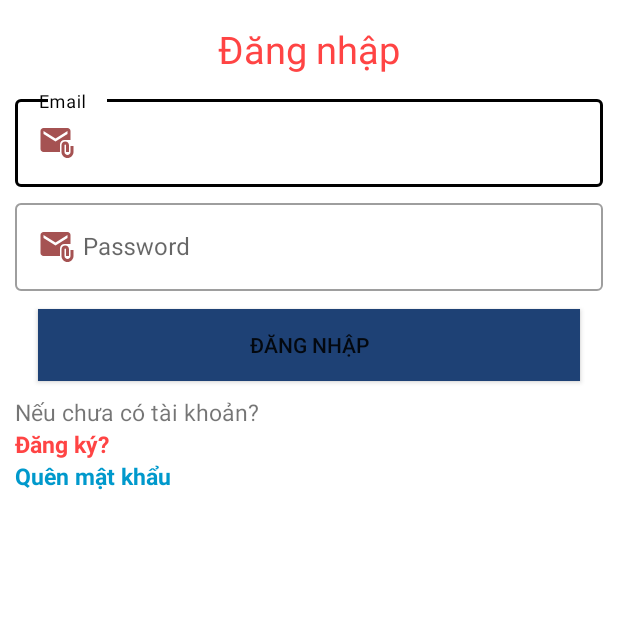
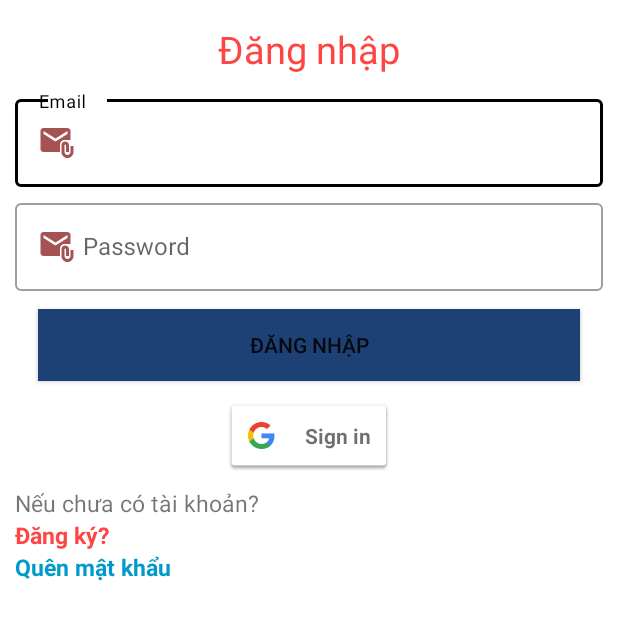
Before and after one commit to DuyTran242/ProjectMobileApp, an Android app: the DangNhapActivity screen opened directly, with no data from a screen before it, on a phone screen of 412 x 824 dp. Shown: the top 620 px of the screen. Run offline under Robolectric (Android 15) with nearby library versions, the light colour scheme and no system bars; our stand-ins replace Firebase (no records; nobody signed in at launch, a user with empty details on screens opened directly), RxJava; libraries missing offline, so code that uses them is left out: hu.akarnokd.rxjava3, io.paperdb; 5 statements that could not run were skipped.

Commit message:
dangnhap/dangki google

```diff
--- a/app/build.gradle.kts
+++ b/app/build.gradle.kts
@@ -94,4 +94,6 @@ dependencies {
     // Java Mail API
     implementation("com.sun.mail:android-mail:1.6.7")
     implementation("com.sun.mail:android-activation:1.6.7")
+    implementation("com.google.android.gms:play-services-auth:21.0.0")
+
 }
--- a/app/src/main/java/com/example/lab2/activity/DangNhapActivity.java
+++ b/app/src/main/java/com/example/lab2/activity/DangNhapActivity.java
@@ -2,7 +2,6 @@ package com.example.lab2.activity;
 
 import android.content.Intent;
 import android.os.Bundle;
-import android.os.Handler;
 import android.text.TextUtils;
 import android.view.View;
 import android.widget.EditText;
@@ -10,7 +9,6 @@ import android.widget.TextView;
 import android.widget.Toast;
 
 import androidx.activity.EdgeToEdge;
-import androidx.annotation.NonNull;
 import androidx.appcompat.app.AppCompatActivity;
 import androidx.appcompat.widget.AppCompatButton;
 import androidx.core.graphics.Insets;
@@ -21,11 +19,16 @@ import com.example.lab2.R;
 import com.example.lab2.retrofit.ApiBanHang;
 import com.example.lab2.retrofit.RetrofitClient;
 import com.example.lab2.utils.Utils;
-import com.google.android.gms.tasks.OnCompleteListener;
-import com.google.android.gms.tasks.Task;
-import com.google.firebase.auth.AuthResult;
+import com.google.android.gms.auth.api.identity.BeginSignInRequest;
+import com.google.android.gms.auth.api.identity.Identity;
+import com.google.android.gms.auth.api.identity.SignInClient;
+import com.google.android.gms.auth.api.identity.SignInCredential;
+import com.google.android.gms.common.SignInButton;
+import com.google.android.gms.common.api.ApiException;
+import com.google.firebase.auth.AuthCredential;
 import com.google.firebase.auth.FirebaseAuth;
 import com.google.firebase.auth.FirebaseUser;
+import com.google.firebase.auth.GoogleAuthProvider;
 
 import io.paperdb.Paper;
 import io.reactivex.rxjava3.android.schedulers.AndroidSchedulers;
@@ -33,7 +36,8 @@ import io.reactivex.rxjava3.disposables.CompositeDisposable;
 import io.reactivex.rxjava3.schedulers.Schedulers;
 
 public class DangNhapActivity extends AppCompatActivity {
-    TextView txtdangki , txtresetpass;
+
+    TextView txtdangki, txtresetpass;
     EditText email_txt, pass_txt;
     AppCompatButton btndangnhap;
     ApiBanHang apiBanHang;
@@ -42,134 +46,167 @@ public class DangNhapActivity extends AppCompatActivity {
     FirebaseAuth firebaseAuth;
     FirebaseUser user;
 
+    private SignInClient oneTapClient;
+    private BeginSignInRequest signInRequest;
+    private static final int REQ_ONE_TAP = 2;
+
     @Override
     protected void onCreate(Bundle savedInstanceState) {
         super.onCreate(savedInstanceState);
         EdgeToEdge.enable(this);
         setContentView(R.layout.activity_dang_nhap);
+
         ViewCompat.setOnApplyWindowInsetsListener(findViewById(R.id.main), (v, insets) -> {
             Insets systemBars = insets.getInsets(WindowInsetsCompat.Type.systemBars());
             v.setPadding(systemBars.left, systemBars.top, systemBars.right, systemBars.bottom);
             return insets;
         });
+
         initView();
         initControl();
-        Paper.book().destroy(); // xóa toàn bộ dữ liệu lưu trước đó
+        Paper.book().destroy(); // Xoá dữ liệu cũ (nếu có)
 
+        // Khởi tạo Google Sign-In
+        oneTapClient = Identity.getSignInClient(this);
+        signInRequest = BeginSignInRequest.builder()
+                .setGoogleIdTokenRequestOptions(
+                        BeginSignInRequest.GoogleIdTokenRequestOptions.builder()
+                                .setSupported(true)
+                                .setServerClientId(getString(R.string.default_web_client_id))
+                                .setFilterByAuthorizedAccounts(false)
+                                .build())
+                .setAutoSelectEnabled(true)
+                .build();
     }
 
-    private void initControl() {
-        txtdangki.setOnClickListener(new View.OnClickListener() {
-            @Override
-            public void onClick(View v) {
-                Intent intent = new Intent(getApplicationContext(), DangKyActivity.class);
-                startActivity(intent);
-            }
-        });
-        txtresetpass.setOnClickListener(new View.OnClickListener() {
-            @Override
-            public void onClick(View v) {
-                Intent resetPass = new Intent(getApplicationContext(), ResetPassActivity.class);
-                startActivity(resetPass);
-            }
-        });
-        btndangnhap.setOnClickListener(new View.OnClickListener() {
-            @Override
-            public void onClick(View v) {
-                String str_email = email_txt.getText().toString();
-                System.out.println(str_email);
-                String str_pass = pass_txt.getText().toString();
-                if (TextUtils.isEmpty(str_email)) {
-                    Toast.makeText(getApplicationContext(), "Bạn chưa nhập email 2", Toast.LENGTH_LONG).show();
-                } else if (TextUtils.isEmpty(str_pass)) {
-                    Toast.makeText(getApplicationContext(), "Bạn chưa nhập pass", Toast.LENGTH_LONG).show();
-                } else {
-                    Paper.book().write("email", str_email);
-                    Paper.book().write("pass", str_pass);
-                    if(user != null) {
-                        dangNhap(str_email, str_pass);
-                    }else{
-                        firebaseAuth.signInWithEmailAndPassword(str_email, str_pass)
-                                .addOnCompleteListener(DangNhapActivity.this, new OnCompleteListener<AuthResult>() {
-                                    @Override
-                                    public void onComplete(@NonNull Task<AuthResult> task) {
-                                        if(task.isSuccessful()) {
-                                            dangNhap(str_email, str_pass);
-                                        }
-                                    }
-                                });
-                    }
-
-                }
-            }
-
-        });
-    }
     private void initView() {
         Paper.init(this);
         apiBanHang = RetrofitClient.getInstance(Utils.BASE_URL).create(ApiBanHang.class);
         txtdangki = findViewById(R.id.txtdangki);
+        txtresetpass = findViewById(R.id.txtresetpass);
         email_txt = findViewById(R.id.email_id);
         pass_txt = findViewById(R.id.pass_id);
         btndangnhap = findViewById(R.id.btndangnhap);
-        txtresetpass = findViewById(R.id.txtresetpass);
         firebaseAuth = FirebaseAuth.getInstance();
-        user = FirebaseAuth.getInstance().getCurrentUser();
+        user = firebaseAuth.getCurrentUser();
 
-        if(Paper.book().read("email") != null && Paper.book().read("pass") != null) {
+        if (Paper.book().read("email") != null && Paper.book().read("pass") != null) {
             email_txt.setText(Paper.book().read("email"));
             pass_txt.setText(Paper.book().read("pass"));
-            // read data
-            if (Paper.book().read("email") != null && Paper.book().read("pass") != null) {
-                email_txt.setText(Paper.book().read("email"));
-                pass_txt.setText(Paper.book().read("pass"));
-                if (Paper.book().read("isLogin") != null) {
-                    boolean flag = Paper.book().read("isLogin");
-//                    if (flag) {
-//                        new Handler().postDelayed(new Runnable() {
-//                            @Override
-//                            public void run() {
-//                                dangNhap(Paper.book().read("email"),Paper.book().read("pass"));
-//                            }
-//                        }, 1000);
-//                    }
-                }
+        }
+    }
+
+    private void initControl() {
+        txtdangki.setOnClickListener(v -> {
+            startActivity(new Intent(getApplicationContext(), DangKyActivity.class));
+        });
+
+        txtresetpass.setOnClickListener(v -> {
+            startActivity(new Intent(getApplicationContext(), ResetPassActivity.class));
+        });
+
+        btndangnhap.setOnClickListener(v -> {
+            String str_email = email_txt.getText().toString().trim();
+            String str_pass = pass_txt.getText().toString().trim();
+
+            if (TextUtils.isEmpty(str_email)) {
+                Toast.makeText(this, "Bạn chưa nhập email", Toast.LENGTH_SHORT).show();
+                return;
+            }
+            if (TextUtils.isEmpty(str_pass)) {
+                Toast.makeText(this, "Bạn chưa nhập mật khẩu", Toast.LENGTH_SHORT).show();
+                return;
             }
 
-        }
+            Paper.book().write("email", str_email);
+            Paper.book().write("pass", str_pass);
+
+            if (user != null) {
+                dangNhap(str_email, str_pass, "normal");
+            } else {
+                firebaseAuth.signInWithEmailAndPassword(str_email, str_pass)
+                        .addOnCompleteListener(this, task -> {
+                            if (task.isSuccessful()) {
+                                dangNhap(str_email, str_pass, "normal");
+                            } else {
+                                Toast.makeText(this, "Xác thực Firebase thất bại", Toast.LENGTH_SHORT).show();
+                            }
+                        });
+            }
+        });
+
+        SignInButton btnGoogleLogin = findViewById(R.id.btnGoogleLogin);
+        btnGoogleLogin.setOnClickListener(v -> {
+            oneTapClient.beginSignIn(signInRequest)
+                    .addOnSuccessListener(this, result -> {
+                        try {
+                            startIntentSenderForResult(result.getPendingIntent().getIntentSender(),
+                                    REQ_ONE_TAP, null, 0, 0, 0);
+                        } catch (Exception e) {
+                            e.printStackTrace();
+                        }
+                    })
+                    .addOnFailureListener(this, e -> {
+                        Toast.makeText(this, "Không thể đăng nhập bằng Google", Toast.LENGTH_SHORT).show();
+                    });
+        });
     }
-    private void dangNhap(String email, String pass) {
-        compositeDisposable.add(apiBanHang.dangNhap(email, pass)
+
+    private void dangNhap(String email, String pass, String authType) {
+        compositeDisposable.add(apiBanHang.dangNhap(email, pass, authType)
                 .subscribeOn(Schedulers.io())
                 .observeOn(AndroidSchedulers.mainThread())
-                .subscribe(
-                        userModel -> {
+                .subscribe(userModel -> {
                             if (userModel.isSuccess()) {
                                 isLogin = true;
                                 Paper.book().write("isLogin", isLogin);
                                 Utils.user_current = userModel.getResult().get(0);
-                                // Lưu lại thông tin người dùng
-                                Paper.book().write("user", userModel.getResult().get(0));
-                                Intent intent = new Intent(getApplicationContext(), MainActivity.class);
-                                startActivity(intent);
+                                Paper.book().write("user", Utils.user_current);
+                                startActivity(new Intent(getApplicationContext(), MainActivity.class));
                                 finish();
+                            } else {
+                                Toast.makeText(this, "Đăng nhập thất bại", Toast.LENGTH_SHORT).show();
                             }
                         },
                         throwable -> {
-                            Toast.makeText(getApplicationContext(), "Bạn chưa nhập email", Toast.LENGTH_LONG).show();
+                            Toast.makeText(this, "Lỗi kết nối máy chủ", Toast.LENGTH_LONG).show();
                         }
-                )
-        );
-
+                ));
     }
 
+    @Override
+    protected void onActivityResult(int requestCode, int resultCode, Intent data) {
+        super.onActivityResult(requestCode, resultCode, data);
 
-
+        if (requestCode == REQ_ONE_TAP) {
+            try {
+                SignInCredential credential = oneTapClient.getSignInCredentialFromIntent(data);
+                String idToken = credential.getGoogleIdToken();
+                if (idToken != null) {
+                    AuthCredential firebaseCredential = GoogleAuthProvider.getCredential(idToken, null);
+                    firebaseAuth.signInWithCredential(firebaseCredential)
+                            .addOnCompleteListener(this, task -> {
+                                if (task.isSuccessful()) {
+                                    FirebaseUser firebaseUser = firebaseAuth.getCurrentUser();
+                                    if (firebaseUser != null) {
+                                        String email = firebaseUser.getEmail();
+                                        dangNhap(email, "", "google"); // Pass rỗng, dùng auth_type="google"
+                                    }
+                                } else {
+                                    Toast.makeText(this, "Đăng nhập Google thất bại", Toast.LENGTH_SHORT).show();
+                                }
+                            });
+                }
+            } catch (ApiException e) {
+                e.printStackTrace();
+            }
+        }
+    }
 
     @Override
     protected void onResume() {
         super.onResume();
-        if(Utils.user_current.getEmail() != null && Utils.user_current.getPass() != null) {
+        if (Utils.user_current.getEmail() != null && Utils.user_current.getPass() != null) {
             email_txt.setText(Utils.user_current.getEmail());
             pass_txt.setText(Utils.user_current.getPass());
         }
--- a/app/src/main/java/com/example/lab2/retrofit/ApiBanHang.java
+++ b/app/src/main/java/com/example/lab2/retrofit/ApiBanHang.java
@@ -47,7 +47,8 @@ public interface ApiBanHang {
     @FormUrlEncoded
     Observable<UserModel> dangNhap(
             @Field("email") String email,
-            @Field("pass") String pass
+            @Field("pass") String pass,           // Truyền chuỗi rỗng "" nếu là Google login
+            @Field("auth_type") String authType   // "normal" hoặc "google"
     );
     @POST("reset.php")
     @FormUrlEncoded
--- a/app/src/main/java/com/example/lab2/utils/Utils.java
+++ b/app/src/main/java/com/example/lab2/utils/Utils.java
@@ -7,7 +7,7 @@ import java.util.ArrayList;
 import java.util.List;
 
 public class Utils {
-    public static final String BASE_URL = "http://192.168.100.159/banhang/banhang/";
+    public static final String BASE_URL = "http://192.168.1.248/banhang/";
     public static List<GioHang> manggiohang;
     public static List<GioHang> mangmuahang = new ArrayList<>();
     public static User user_current = new User();
--- a/app/src/main/res/layout/activity_dang_nhap.xml
+++ b/app/src/main/res/layout/activity_dang_nhap.xml
@@ -6,95 +6,116 @@
     android:layout_width="match_parent"
     android:layout_height="match_parent"
     tools:context=".activity.DangNhapActivity">
+
     <TextView
         android:id="@+id/txtdangnhap"
-        app:layout_constraintTop_toTopOf="parent"
-        android:text= "Đăng nhập"
+        android:layout_width="match_parent"
+        android:layout_height="wrap_content"
+        android:text="Đăng nhập"
         android:textSize="25dp"
         android:textColor="@android:color/holo_red_light"
         android:gravity="center"
         android:layout_marginTop="10dp"
         android:padding="5dp"
+        app:layout_constraintTop_toTopOf="parent" />
+
+    <com.google.android.material.textfield.TextInputLayout
+        android:id="@+id/line1"
         android:layout_width="match_parent"
-        android:layout_height="wrap_content"/>
-    <com.google.android.material.textfield.TextInputLayout
-        app:layout_constraintTop_toBottomOf="@+id/txtdangnhap"
+        android:layout_height="wrap_content"
         android:layout_marginTop="5dp"
-        android:id="@+id/line1"
         style="@style/Widget.MaterialComponents.TextInputLayout.OutlinedBox"
-        android:layout_width="match_parent"
-        android:layout_height="wrap_content">
+        app:layout_constraintTop_toBottomOf="@id/txtdangnhap">
+
         <com.google.android.material.textfield.TextInputEditText
             android:id="@+id/email_id"
+            android:layout_width="match_parent"
+            android:layout_height="wrap_content"
+            android:layout_marginLeft="10dp"
             android:layout_marginRight="10dp"
-            android:layout_marginLeft="10dp"
             android:inputType="textEmailAddress"
             android:hint="Email"
             android:drawableLeft="@drawable/ic_email_24"
-            android:drawablePadding="5dp"
-            android:layout_width="match_parent"
-            android:layout_height="wrap_content"/>
+            android:drawablePadding="5dp" />
+    </com.google.android.material.textfield.TextInputLayout>
 
-    </com.google.android.material.textfield.TextInputLayout>
     <com.google.android.material.textfield.TextInputLayout
-        app:layout_constraintTop_toBottomOf="@+id/line1"
+        android:id="@+id/line2"
+        android:layout_width="match_parent"
+        android:layout_height="wrap_content"
         android:layout_marginTop="5dp"
-        android:id="@+id/line2"
         style="@style/Widget.MaterialComponents.TextInputLayout.OutlinedBox"
-        android:layout_width="match_parent"
-        android:layout_height="wrap_content">
+        app:layout_constraintTop_toBottomOf="@id/line1">
+
         <com.google.android.material.textfield.TextInputEditText
             android:id="@+id/pass_id"
+            android:layout_width="match_parent"
+            android:layout_height="wrap_content"
+            android:layout_marginLeft="10dp"
             android:layout_marginRight="10dp"
-            android:layout_marginLeft="10dp"
             android:inputType="textPassword"
             android:hint="Password"
             android:drawableLeft="@drawable/ic_email_24"
-            android:drawablePadding="5dp"
-            android:layout_width="match_parent"
-            android:layout_height="wrap_content"/>
+            android:drawablePadding="5dp" />
     </com.google.android.material.textfield.TextInputLayout>
+
     <androidx.appcompat.widget.AppCompatButton
+        android:id="@+id/btndangnhap"
+        android:layout_width="match_parent"
+        android:layout_height="wrap_content"
+        android:layout_marginTop="12dp"
+        android:layout_marginLeft="25dp"
+        android:layout_marginRight="25dp"
+        android:background="@color/text_color"
         android:text="Đăng nhập"
-        android:id="@+id/btndangnhap"
-        app:layout_constraintTop_toBottomOf="@+id/line2"
-        android:layout_marginRight="25dp"
-        android:layout_marginLeft="25dp"
+        app:layout_constraintTop_toBottomOf="@id/line2" />
+
+    <com.google.android.gms.common.SignInButton
+        android:id="@+id/btnGoogleLogin"
+        android:layout_width="wrap_content"
+        android:layout_height="wrap_content"
         android:layout_marginTop="12dp"
-        android:background="@color/text_color"
-        android:layout_width="match_parent"
-        android:layout_height="wrap_content"/>
+        android:layout_marginStart="25dp"
+        android:layout_marginEnd="25dp"
+        app:layout_constraintTop_toBottomOf="@id/btndangnhap"
+        app:layout_constraintStart_toStartOf="parent"
+        app:layout_constraintEnd_toEndOf="parent"/>
+
+
     <LinearLayout
+        android:layout_width="0dp"
+        android:layout_height="wrap_content"
         android:layout_marginTop="10dp"
         android:layout_marginLeft="10dp"
         android:layout_marginRight="10dp"
         android:orientation="vertical"
-        app:layout_constraintTop_toBottomOf="@+id/btndangnhap"
-        android:layout_width="match_parent"
-        android:layout_height="wrap_content">
+        app:layout_constraintTop_toBottomOf="@id/btnGoogleLogin"
+        app:layout_constraintStart_toStartOf="parent"
+        app:layout_constraintEnd_toEndOf="parent">
+
         <TextView
+            android:layout_width="match_parent"
+            android:layout_height="wrap_content"
             android:text="Nếu chưa có tài khoản?"
-            android:textSize="15dp"
-            android:layout_width="match_parent"
-            android:layout_height="wrap_content"/>
+            android:textSize="15dp" />
+
         <TextView
             android:id="@+id/txtdangki"
+            android:layout_width="wrap_content"
+            android:layout_height="wrap_content"
             android:text="Đăng ký?"
             android:textSize="15dp"
             android:textColor="@android:color/holo_red_light"
-            android:textStyle="bold"
-            android:layout_width="wrap_content"
-            android:layout_height="wrap_content"/>
+            android:textStyle="bold" />
+
         <TextView
             android:id="@+id/txtresetpass"
+            android:layout_width="wrap_content"
+            android:layout_height="wrap_content"
             android:text="Quên mật khẩu"
             android:textSize="15dp"
             android:textColor="@android:color/holo_blue_dark"
-            android:textStyle="bold"
-            android:layout_width="wrap_content"
-            android:layout_height="wrap_content"/>
-
+            android:textStyle="bold" />
     </LinearLayout>
 
-
 </androidx.constraintlayout.widget.ConstraintLayout>
--- a/app/src/main/res/values/strings.xml
+++ b/app/src/main/res/values/strings.xml
@@ -32,5 +32,6 @@
     <string name="language">Ngôn ngữ - Language</string>
     <string name="language_value">Tiếng Việt</string>
     <string name="settings_title">Cài đặt</string>
+    <string name="default_web_client_id">1234567890-abcdefg.apps.googleusercontent.com</string>
 
 </resources>
```
Also changed, not shown: app/src/main/java/com/example/lab2/activity/DangKyActivity.java (+119 -83 lines), app/src/main/res/layout/activity_dang_ky.xml (+9 -0 lines), 1 other file.
